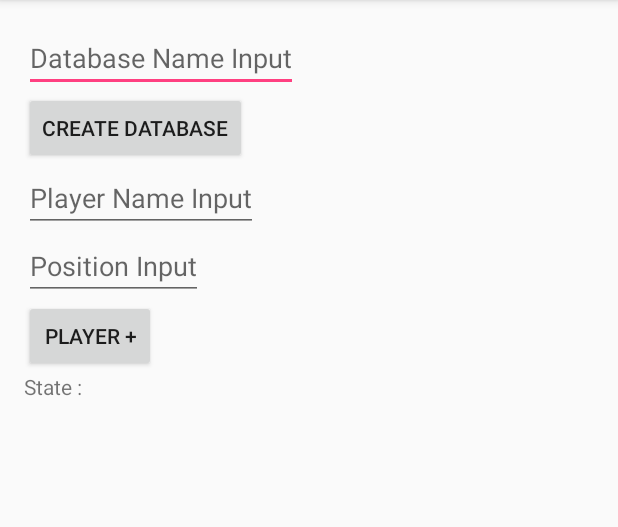
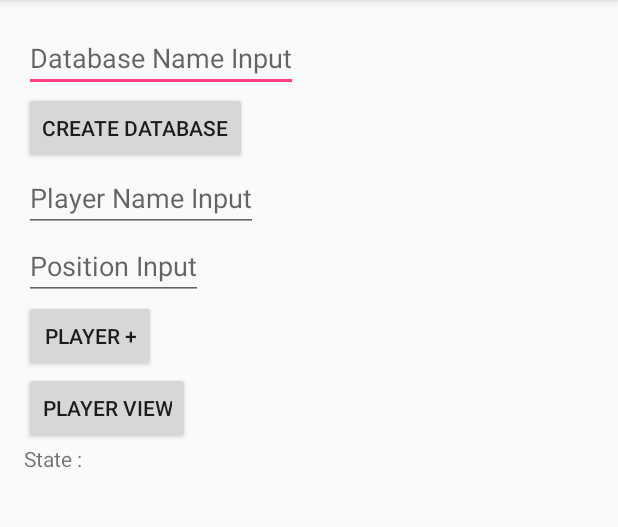
Before and after one commit to ihyunbeom/Hattrick_android, an Android app: the screen it shows after launch (MainActivity), on a phone screen of 412 x 824 dp, the part 84-611 px from its top. Run offline under Robolectric (Android 15) with nearby library versions, the phone set to English and light mode, and no system bars.

Commit message:
선수db 수정

```diff
--- a/Hatteam/app/src/main/res/layout/activity_main.xml
+++ b/Hatteam/app/src/main/res/layout/activity_main.xml
@@ -45,17 +45,19 @@
             android:id="@+id/insertPlayerBtn"
             android:text="Player +"/>
 
+        <Button
+            android:layout_width="wrap_content"
+            android:layout_height="wrap_content"
+            android:id="@+id/selectPlayerBtn"
+            android:text="Player view"/>
+
+        <TextView
+            android:layout_width="match_parent"
+            android:layout_height="match_parent"
+            android:id="@+id/status"
+            android:text="State :"/>
 
 
-        <LinearLayout
-            android:layout_width="match_parent"
-            android:layout_height="match_parent">
-            <TextView
-                android:layout_width="match_parent"
-                android:layout_height="match_parent"
-                android:id="@+id/status"
-                android:text="State :"/>
-        </LinearLayout>
     </LinearLayout>
 
 
```
Also changed, not shown: Hatteam/app/src/main/java/com/example/ihyunbeom/hatteam/MainActivity.java (+34 -0 lines), Hatteam/app/src/main/java/com/example/ihyunbeom/hatteam/SQLiteHelper.java (added, +51 -0 lines).
